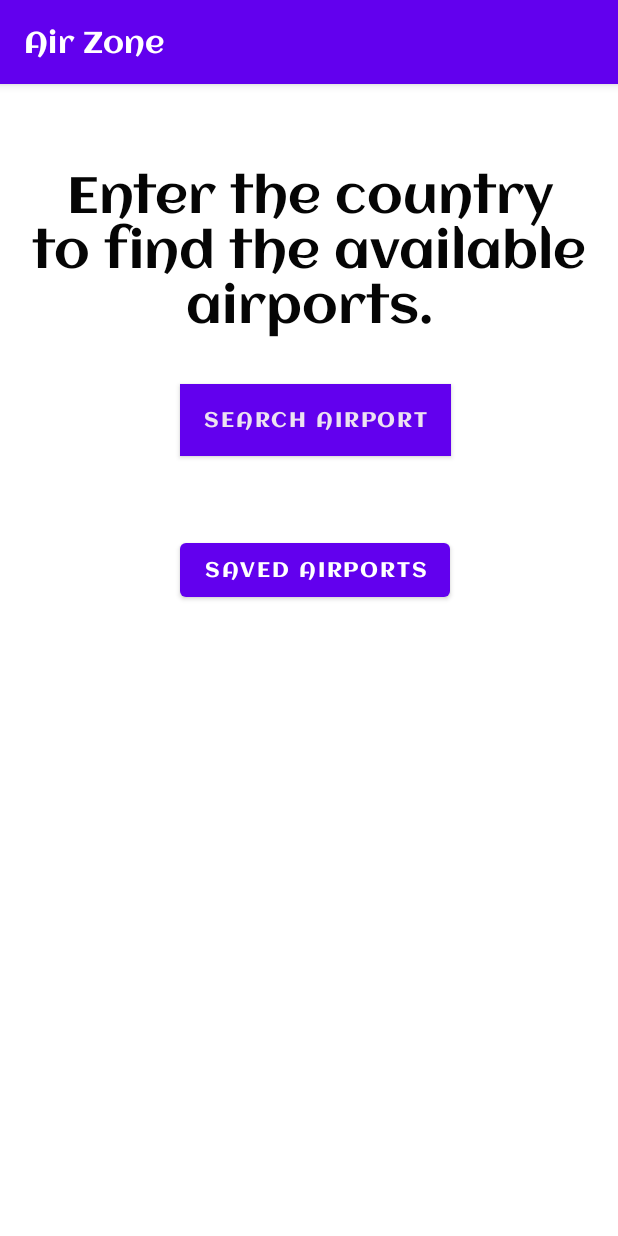
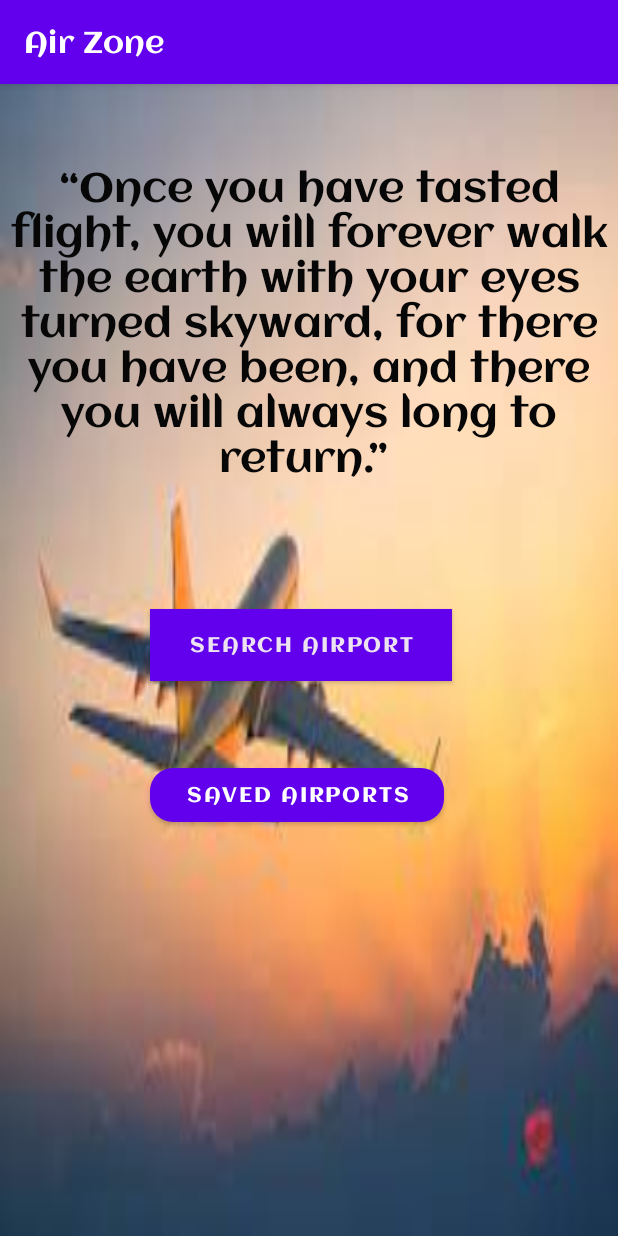
Before and after one commit to gilbertKorir/Flight-Tracker-Android, an Android app: the fragment FlightsFragment shown on its own in the app's theme, on a phone screen of 412 x 824 dp. Run offline under Robolectric (Android 15) with nearby library versions, the phone set to English and light mode, and no system bars; our stand-ins replace ButterKnife, Firebase (no records; nobody signed in at launch, a user with empty details on screens opened directly).

```diff
--- a/app/src/main/java/com/example/flighttracking/ui/HomePage.java
+++ b/app/src/main/java/com/example/flighttracking/ui/HomePage.java
@@ -5,6 +5,7 @@ import androidx.appcompat.app.AppCompatActivity;
 import android.content.Intent;
 import android.os.Bundle;
 import android.view.View;
+import android.view.Window;
 import android.widget.Button;
 
 import com.example.flighttracking.R;
@@ -19,6 +20,8 @@ public class HomePage extends AppCompatActivity implements View.OnClickListener{
     @Override
     protected void onCreate(Bundle savedInstanceState) {
         super.onCreate(savedInstanceState);
+        requestWindowFeature(Window.FEATURE_NO_TITLE);//will hide the title
+        getSupportActionBar().hide(); //hide the title bar
         setContentView(R.layout.activity_home_page);
         ButterKnife.bind(this);
 
--- a/app/src/main/java/com/example/flighttracking/ui/MainActivity.java
+++ b/app/src/main/java/com/example/flighttracking/ui/MainActivity.java
@@ -33,6 +33,7 @@ public class MainActivity extends AppCompatActivity implements View.OnClickListe
         super.onCreate(savedInstanceState);
         setContentView(R.layout.activity_main);
         ButterKnife.bind(this);
+        getSupportActionBar().setDisplayHomeAsUpEnabled(true);
 
         mAuth = FirebaseAuth.getInstance();
         mAuthListener = new FirebaseAuth.AuthStateListener() {
--- a/app/src/main/res/layout/activity_home_page.xml
+++ b/app/src/main/res/layout/activity_home_page.xml
@@ -21,7 +21,7 @@
     <Button
         android:id="@+id/getStart"
         android:layout_width="wrap_content"
-        android:layout_height="61dp"
+        android:layout_height="wrap_content"
         android:layout_marginLeft="270dp"
         android:layout_marginTop="450dp"
         android:text="Get Started"
@@ -31,7 +31,7 @@
         android:id="@+id/textView20"
         android:layout_width="wrap_content"
         android:layout_height="wrap_content"
-        android:layout_marginTop="670dp"
+        android:layout_marginTop="640dp"
         android:text="Good things comes to those who book flights."
         android:textColor="#C30818"
         android:textSize="20sp"
--- a/app/src/main/res/layout/activity_main.xml
+++ b/app/src/main/res/layout/activity_main.xml
@@ -14,7 +14,7 @@
         android:layout_marginStart="100dp"
         android:layout_marginEnd="100dp"
         android:background="@color/black"
-        android:text="Get started"
+        android:text="Explore"
         android:textSize="10sp"
         app:cornerRadius="14dp"
         app:layout_constraintBottom_toBottomOf="parent"
--- a/app/src/main/res/layout/fragment_flights.xml
+++ b/app/src/main/res/layout/fragment_flights.xml
@@ -1,9 +1,11 @@
 <?xml version="1.0" encoding="utf-8"?>
 <FrameLayout xmlns:android="http://schemas.android.com/apk/res/android"
+    xmlns:app="http://schemas.android.com/apk/res-auto"
     xmlns:tools="http://schemas.android.com/tools"
     android:layout_width="match_parent"
     android:layout_height="match_parent"
-    tools:context=".fragments.FlightsFragment">
+    tools:context=".fragments.FlightsFragment"
+    android:background="@drawable/img_2">
 
 
     <TextView
@@ -12,38 +14,28 @@
         android:layout_height="wrap_content"
         android:layout_marginTop="50dp"
         android:gravity="center"
-        android:text="Enter the country to find the available airports."
-        android:textColor="#050505"
-        android:textSize="34sp" />
+        android:text="“Once you have tasted flight, you will forever walk the earth with your eyes turned skyward, for there you have been, and there you will always long to return.” "
+        android:textColor="#070707"
+        android:textSize="27sp" />
 
     <Button
         android:id="@+id/searchButton"
-        android:layout_width="wrap_content"
+        android:layout_width="201dp"
         android:layout_height="wrap_content"
-        android:layout_marginLeft="120dp"
-        android:layout_marginTop="200dp"
+        android:layout_marginLeft="100dp"
+        android:layout_marginTop="350dp"
         android:background="@color/teal_200"
         android:text="Search Airport"
-        android:textColor="#EDF8F3F1" />
+        android:textColor="#EDF8F3F1"
+        app:cornerRadius="15dp" />
 
-<!--    <EditText-->
-<!--        android:id="@+id/editCountry"-->
-<!--        android:layout_width="wrap_content"-->
-<!--        android:layout_height="wrap_content"-->
-<!--        android:layout_marginLeft="85dp"-->
-<!--        android:layout_marginTop="200dp"-->
-<!--        android:background="#DDADAD"-->
-<!--        android:ems="10"-->
-<!--        android:gravity="center"-->
-<!--        android:hint="Country"-->
-<!--        android:inputType="textPersonName"-->
-<!--        android:minHeight="48dp" />-->
 
     <Button
         android:id="@+id/savedAirportsButton"
-        android:layout_width="wrap_content"
+        android:layout_width="196dp"
         android:layout_height="wrap_content"
-        android:layout_marginLeft="120dp"
-        android:layout_marginTop="300dp"
-        android:text="Saved Airports" />
+        android:layout_marginLeft="100dp"
+        android:layout_marginTop="450dp"
+        android:text="Saved Airports"
+        app:cornerRadius="15dp" />
 </FrameLayout>
```
Also changed, not shown: app/src/main/AndroidManifest.xml (+10 -12 lines), app/src/main/res/layout/activity_create_account.xml (+4 -4 lines).
